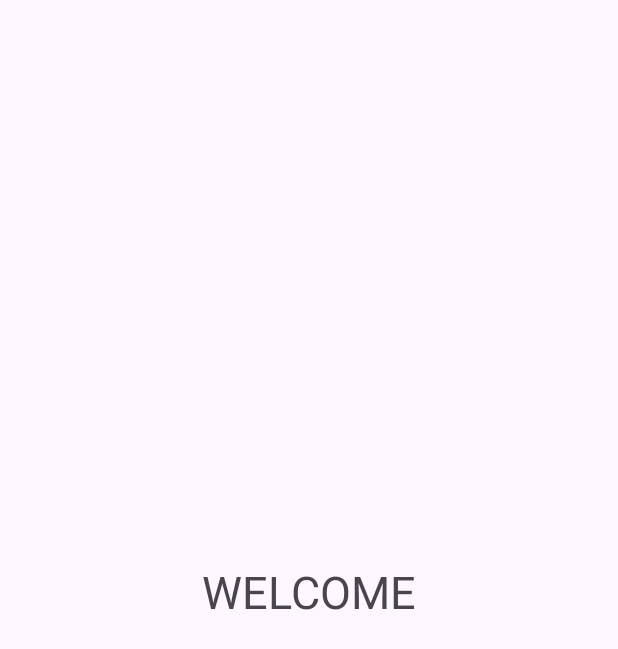
After one commit to Lesiba1223/AndroidSimpleLogin, an Android app: the layout activity_dashboard.xml on its own in the app's theme, with its tools: preview values and no code run, on a phone screen of 412 x 824 dp. The commit adds this screen. Shown: the top 649 px of the screen. Run offline under Robolectric (Android 15) with nearby library versions, the phone set to English and light mode, and no system bars.

Commit message:
Dashboard

```diff
--- /dev/null
+++ b/app/src/main/res/drawable/login.xml
@@ -0,0 +1,5 @@
+<vector android:autoMirrored="true" android:height="35dp"
+    android:tint="#6FC618" android:viewportHeight="24"
+    android:viewportWidth="24" android:width="35dp" xmlns:android="http://schemas.android.com/apk/res/android">
+    <path android:fillColor="@android:color/white" android:pathData="M11,7L9.6,8.4l2.6,2.6H2v2h10.2l-2.6,2.6L11,17l5,-5L11,7zM20,19h-8v2h8c1.1,0 2,-0.9 2,-2V5c0,-1.1 -0.9,-2 -2,-2h-8v2h8V19z"/>
+</vector>
--- /dev/null
+++ b/app/src/main/res/layout/activity_dashboard.xml
@@ -0,0 +1,20 @@
+<?xml version="1.0" encoding="utf-8"?>
+<androidx.constraintlayout.widget.ConstraintLayout xmlns:android="http://schemas.android.com/apk/res/android"
+    xmlns:app="http://schemas.android.com/apk/res-auto"
+    xmlns:tools="http://schemas.android.com/tools"
+    android:layout_width="match_parent"
+    android:layout_height="match_parent"
+    tools:context=".DashboardActivity">
+
+
+    <TextView
+        android:id="@+id/tvWelcome"
+        android:layout_width="wrap_content"
+        android:layout_height="wrap_content"
+        android:text="WELCOME\n"
+        android:textSize="30sp"
+        app:layout_constraintBottom_toBottomOf="parent"
+        app:layout_constraintEnd_toEndOf="parent"
+        app:layout_constraintStart_toStartOf="parent"
+        app:layout_constraintTop_toTopOf="parent" />
+</androidx.constraintlayout.widget.ConstraintLayout>
```
Also changed, not shown: app/src/main/AndroidManifest.xml (+8 -2 lines), app/src/main/java/com/example/loginapp/DashboardActivity.kt (added, +27 -0 lines), app/src/main/java/com/example/loginapp/LoginActivity.kt (+82 -0 lines), app/src/main/java/com/example/loginapp/Splash.kt (added, +26 -0 lines), app/src/main/res/layout/activity_splash.xml (added, +19 -0 lines).
